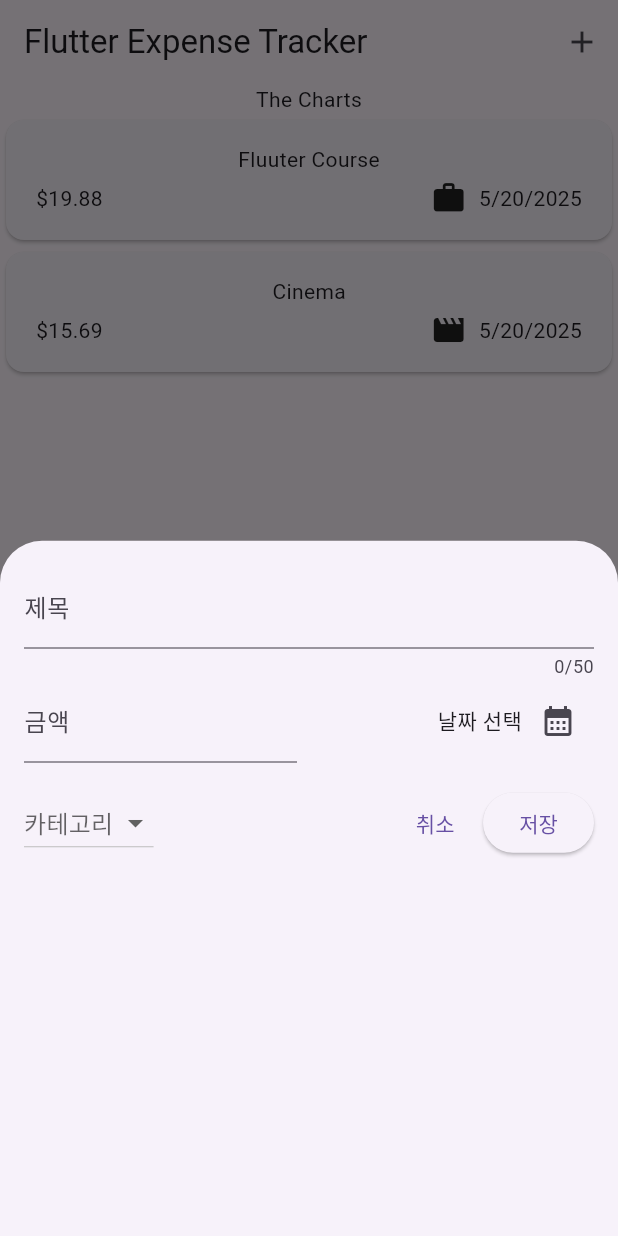
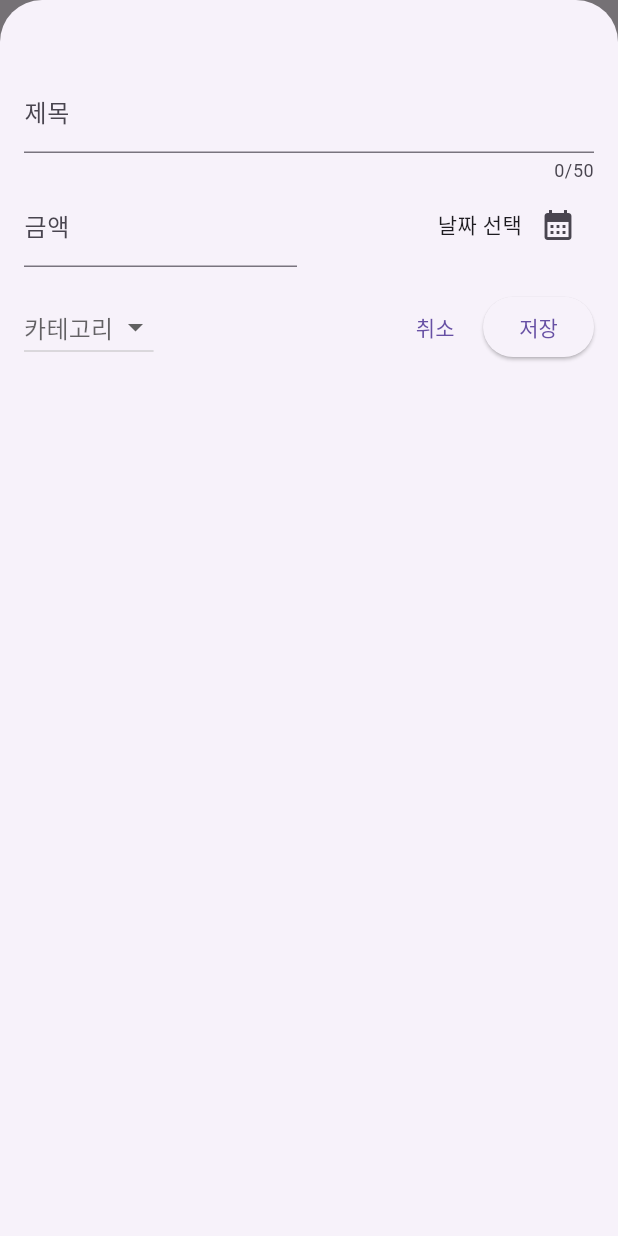
Before and after one commit to Chohanwool/flutter_Expnses-tracker-app, a Flutter app: the screen it shows after launch, after a tap on the "add" icon, on a phone screen of 412 x 824 dp. Run offline on Flutter 3.47's test engine with Material 3 defaults, Android fonts, the phone set to English and light mode, and no system bars; our stand-ins replace font_awesome_flutter.

Commit message:
[feat] 모달 입력 데이터 화면에 반영

```diff
--- /dev/null
+++ b/lib/data/expenseList.dart
@@ -0,0 +1,16 @@
+import 'package:expense_tracker/models/expense.dart';
+
+var expenseList = [
+  Expense(
+    title: 'Fluuter Course',
+    amount: 19.88,
+    date: DateTime.now(),
+    category: Category.work,
+  ),
+  Expense(
+    title: 'Cinema',
+    amount: 15.69,
+    date: DateTime.now(),
+    category: Category.leisure,
+  ),
+];
--- a/lib/widgets/expenses.dart
+++ b/lib/widgets/expenses.dart
@@ -1,3 +1,4 @@
+import 'package:expense_tracker/data/expenseList.dart';
 import 'package:expense_tracker/widgets/expenses_list/expenses_list.dart';
 import 'package:expense_tracker/widgets/new_expense.dart';
 import 'package:flutter/material.dart';
@@ -11,28 +12,22 @@ class Expenses extends StatefulWidget {
 }
 
 class _ExpensesState extends State<Expenses> {
-  final List<Expense> _registeredExpenses = [
-    Expense(
-      title: 'Fluuter Course',
-      amount: 19.88,
-      date: DateTime.now(),
-      category: Category.work,
-    ),
-    Expense(
-      title: 'Cinema',
-      amount: 15.69,
-      date: DateTime.now(),
-      category: Category.leisure,
-    ),
-  ];
+  final List<Expense> _registeredExpenses = expenseList;
 
   // appBar 메뉴 버튼
   void _openAddExpenseOverlay() {
     // State 상속받으면 context를 사용할 수 있다.
     showModalBottomSheet(
+      isScrollControlled: true,
       context: context,
-      builder: (ctx) => const NewExpense(),
+      builder: (ctx) => NewExpense(addExpenseData: _addExpense),
     );
+  }
+
+  void _addExpense(Expense expense) {
+    setState(() {
+      _registeredExpenses.add(expense);
+    });
   }
 
   @override
--- a/lib/widgets/new_expense.dart
+++ b/lib/widgets/new_expense.dart
@@ -3,7 +3,9 @@ import 'package:flutter/material.dart';
 import 'package:intl/intl.dart';
 
 class NewExpense extends StatefulWidget {
-  const NewExpense({super.key});
+  final void Function(Expense epense) addExpenseData;
+
+  const NewExpense({required this.addExpenseData, super.key});
 
   @override
   State<StatefulWidget> createState() => _NewExpenseState();
@@ -63,10 +65,16 @@ class _NewExpenseState extends State<NewExpense> {
       return;
     }
 
-    print(_titleController.text);
-    print(_amountController.text);
-    print(_pickedDate);
-    print(_selectedCategory);
+    widget.addExpenseData(
+      Expense(
+        title: _titleController.text,
+        amount: enteredAmount,
+        date: _pickedDate!,
+        category: _selectedCategory!,
+      ),
+    );
+
+    Navigator.pop(context);
   }
 
   @override
@@ -79,7 +87,7 @@ class _NewExpenseState extends State<NewExpense> {
   @override
   Widget build(BuildContext context) {
     return Padding(
-      padding: const EdgeInsets.all(16),
+      padding: const EdgeInsets.fromLTRB(16, 46, 16, 16),
       child: Column(
         children: <Widget>[
           TextField(
```
